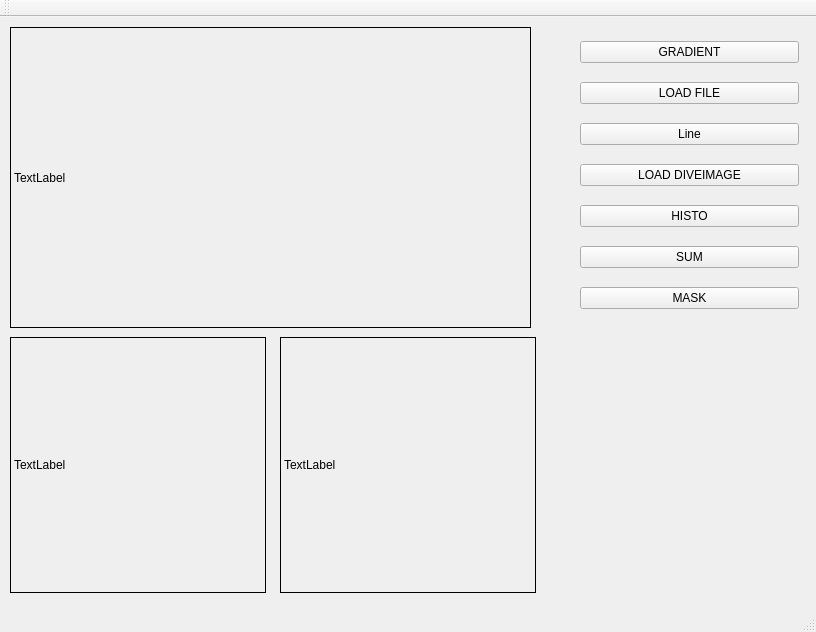
Before: the Qt Designer form tests.qt/tests_qt/app/mainwindow.ui in codex-tk/libcodex, drawn with Qt 5.
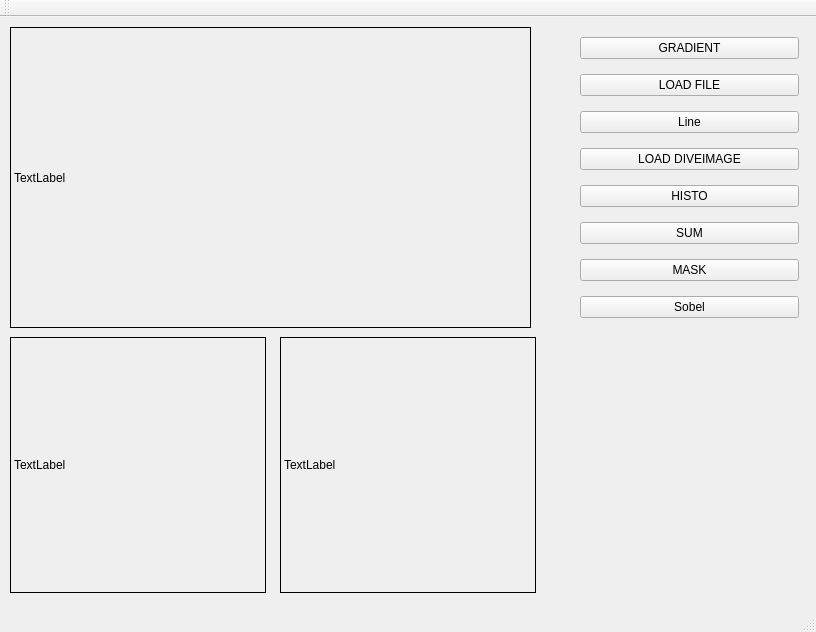
After: the same form once the commit is applied.

What changed in the file:
```diff
--- a/tests.qt/tests_qt/app/mainwindow.ui
+++ b/tests.qt/tests_qt/app/mainwindow.ui
@@ -121,6 +121,13 @@
        </property>
       </widget>
      </item>
+     <item>
+      <widget class="QPushButton" name="pushButton_8">
+       <property name="text">
+        <string>Sobel</string>
+       </property>
+      </widget>
+     </item>
     </layout>
    </widget>
   </widget>
```
